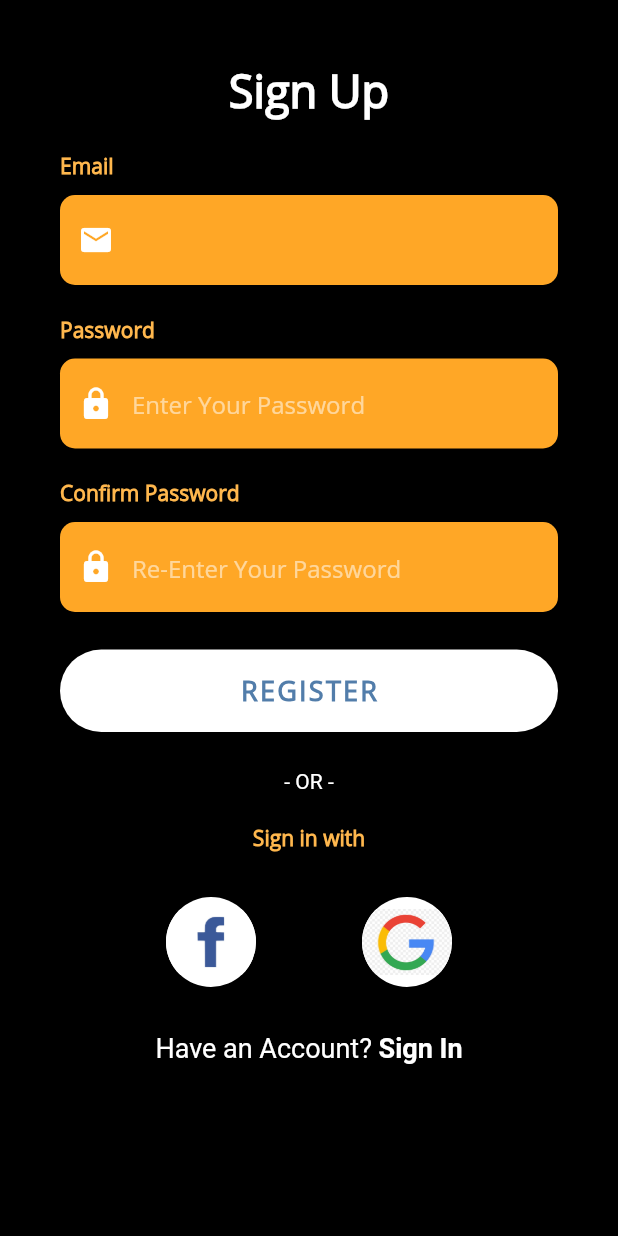
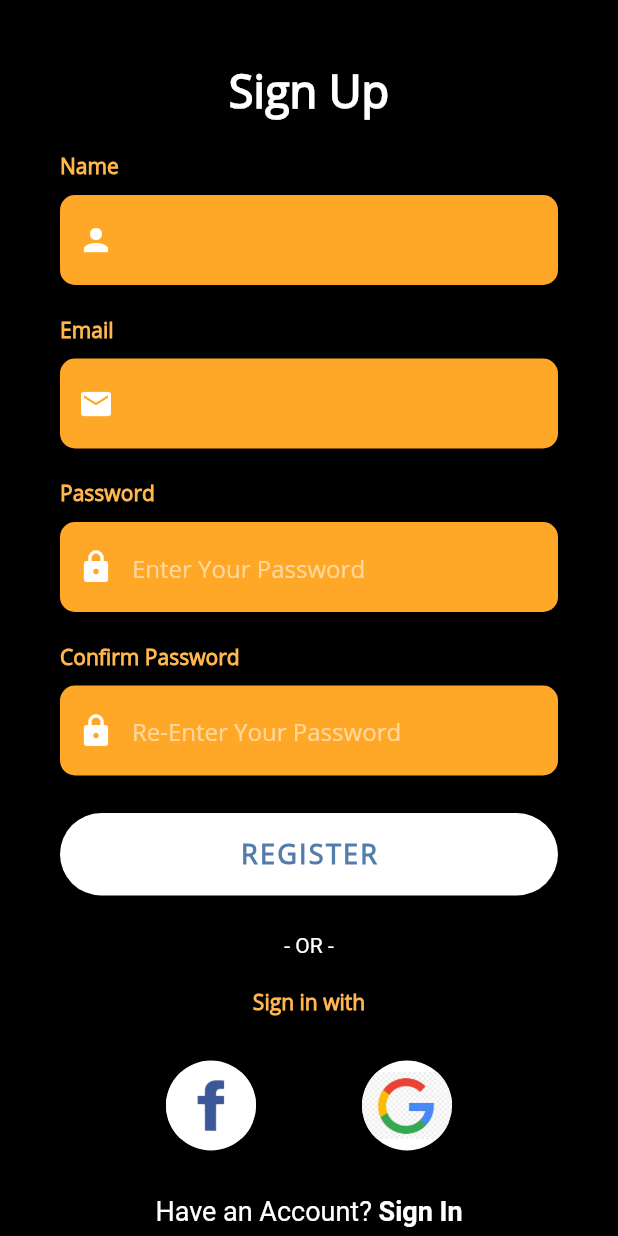
Before and after one commit to perseusdg/hackathon_vc_eth, a Flutter app: the RegisterScreen screen opened directly, on a phone screen of 412 x 824 dp. Run offline on Flutter 3.47's test engine with Material 2 defaults, Android fonts, the phone set to English and light mode, and no system bars; our stand-ins replace auto_size_text, cloud_firestore, firebase_auth, firebase_storage, google_sign_in, image_picker and 3 more; missing offline and left inert: youtube_player; accounts and stored records are empty.

Commit message:
added widget to get user's name

```diff
--- a/lib/screens/register_screen.dart
+++ b/lib/screens/register_screen.dart
@@ -77,6 +77,42 @@ class _RegisterScreenState extends State<RegisterScreen> {
   String confirmPassword = null;
   bool firstRegister = false;
   bool same = null;
+  String name = null;
+
+  Widget _buildUsernameTF() {
+    return Column(
+      crossAxisAlignment: CrossAxisAlignment.start,
+      children: <Widget>[
+        Text(
+          'Name',
+          style: kLabelStyle,
+        ),
+        SizedBox(
+          height: 10.0,
+        ),
+        Container(
+          alignment: Alignment.centerLeft,
+          decoration: kBoxDecorationStyle,
+          height: 60.0,
+          child: TextField(
+            keyboardType: TextInputType.emailAddress,
+            style: TextStyle(color: Colors.white, fontFamily: 'OpenSans'),
+            decoration: InputDecoration(
+              border: InputBorder.none,
+              contentPadding: EdgeInsets.only(top: 14.0),
+              prefixIcon: Icon(
+                Icons.person,
+                color: Colors.white,
+              ),
+            ),
+            onChanged: (val) {
+              setState(() => name = val);
+            },
+          ),
+        ),
+      ],
+    );
+  }
 
   Widget _buildEmailTF() {
     return Column(
@@ -199,7 +235,7 @@ class _RegisterScreenState extends State<RegisterScreen> {
             if (same == false) {
               infoDialog(context, 'Error', 'Please Enter Matching Passwords');
             } else {
-              signupwithemail(email, confirmPassword).whenComplete(() {
+              signupwithemail(email, confirmPassword, name).whenComplete(() {
                 Navigator.of(context)
                     .push(MaterialPageRoute(builder: (context) {
                   return FirstScreen();
@@ -369,6 +405,10 @@ class _RegisterScreenState extends State<RegisterScreen> {
                           fontWeight: FontWeight.bold,
                         ),
                       ),
+                      SizedBox(
+                        height: 20.0,
+                      ),
+                      _buildUsernameTF(),
                       SizedBox(height: 20.0),
                       _buildEmailTF(),
                       SizedBox(height: 20.0),
```
Also changed, not shown: lib/services/loginWithGoogle.dart (+12 -7 lines).
